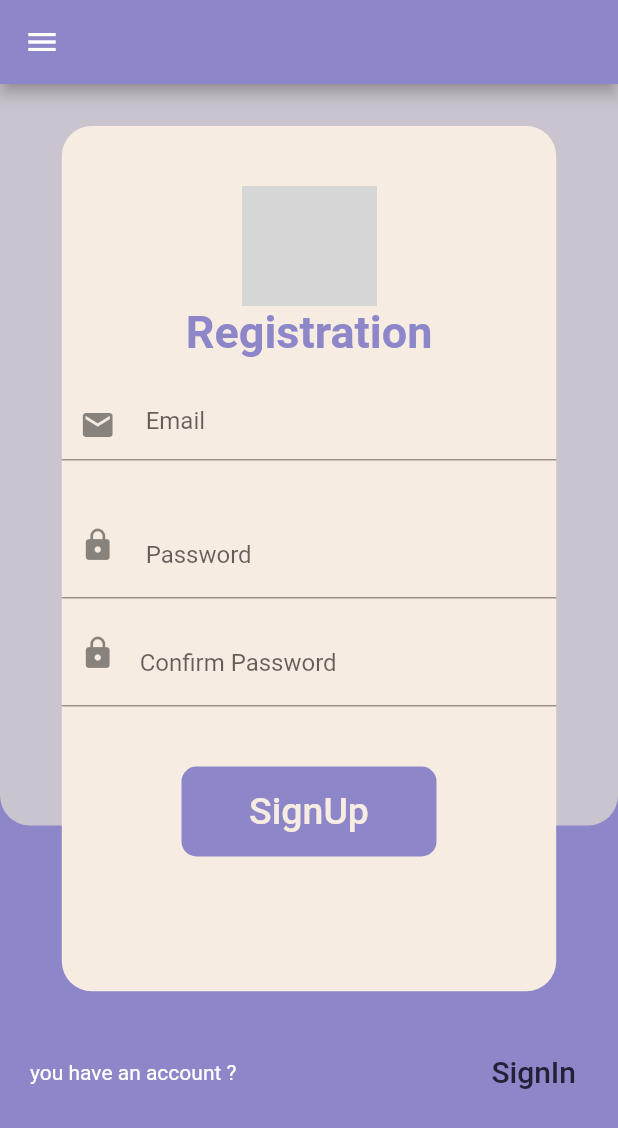
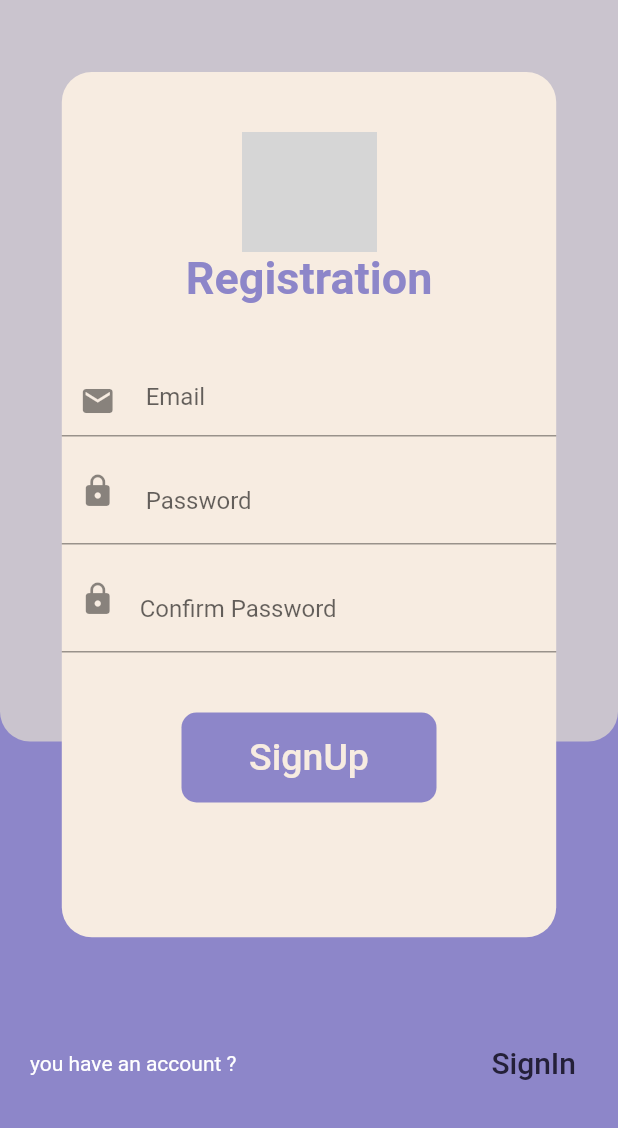
Before and after one commit to Aymen-Ftita/Flutter-App, a Flutter app: the screen it shows after launch, after a tap on "Signup", on a phone screen of 412 x 824 dp. Shown: the top 1128 px of the screen. Run offline on Flutter 3.47's test engine with Material 2 defaults, Android fonts, the phone set to English and light mode, and no system bars; network calls fail; grey boxes are pictures that could not be loaded.

Commit message:
Remove appbar and drawer and fix padding

```diff
--- a/lib/pages/home_page.dart
+++ b/lib/pages/home_page.dart
@@ -10,7 +10,10 @@ class HomePage extends StatefulWidget {
 class _HomePageState extends State<HomePage> {
   @override
   Widget build(BuildContext context) {
-    return SafeArea(child: Scaffold(
+    return SafeArea(
+
+      child: Scaffold(
+
       body: Center(
 
            child:Image.network('https://encrypted-tbn0.gstatic.com/images?q=tbn:ANd9GcTWQWe7j9kg5TF1kdp8btUiHlS0M69Ru7ufQw&usqp=CAU',width: 300,height: 150,),
--- a/lib/pages/reset_password.dart
+++ b/lib/pages/reset_password.dart
@@ -17,8 +17,6 @@ class _ResetPassState extends State<ResetPass> {
   @override
   Widget build(BuildContext context) {
     return Scaffold(
-      appBar: AppBar(backgroundColor:Color(0xFF8d86c9) ),
-      drawer: Drawer(),
       backgroundColor: Color(0xFF8d86c9),
       body:Stack(
         children: [
@@ -42,7 +40,7 @@ class _ResetPassState extends State<ResetPass> {
                   children: [
 
                     Padding(
-                      padding: const EdgeInsets.only(top: 20,left: 12,right: 12),
+                      padding: const EdgeInsets.only(top: 40,left: 12,right: 12),
                       child: Container(
                         width: MediaQuery.of(context).size.height * 0.4,
                         height: MediaQuery.of(context).size.height * 0.7,
@@ -120,7 +118,7 @@ class _ResetPassState extends State<ResetPass> {
 
                     // ignore: prefer_const_constructors
                     Padding(
-                      padding:const EdgeInsets.only(top: 30,left: 12,right: 12,),
+                      padding:const EdgeInsets.only(top: 60,left: 12,right: 12,),
                       child: Row(
                         mainAxisAlignment:MainAxisAlignment.spaceBetween ,
                         children:[
--- a/lib/pages/signin.dart
+++ b/lib/pages/signin.dart
@@ -17,8 +17,9 @@ class _SigninState extends State<Signin> {
   @override
   Widget build(BuildContext context) {
     return  Scaffold(
-      appBar: AppBar(backgroundColor:Color(0xFF8d86c9) ,),
-      drawer: Drawer(),
+      resizeToAvoidBottomInset: false,
+
+
       backgroundColor: Color(0xFF8d86c9),
       body:Stack(
         children: [
@@ -42,7 +43,7 @@ class _SigninState extends State<Signin> {
                   children: [
 
                     Padding(
-                      padding: const EdgeInsets.only(top: 20,left: 12,right: 12),
+                      padding: const EdgeInsets.only(top: 40,left: 12,right: 12),
                       child: Container(
                         width: MediaQuery.of(context).size.height * 0.4,
                         height: MediaQuery.of(context).size.height * 0.7,
@@ -134,7 +135,7 @@ class _SigninState extends State<Signin> {
 
                     // ignore: prefer_const_constructors
                     Padding(
-                      padding:const EdgeInsets.only(top: 30,left: 12,right: 12,),
+                      padding:const EdgeInsets.only(top: 60,left: 12,right: 12,),
                       child: Row(
                         mainAxisAlignment:MainAxisAlignment.spaceBetween ,
                         children:[
--- a/lib/pages/signup.dart
+++ b/lib/pages/signup.dart
@@ -22,10 +22,11 @@ class _signupState extends State<signup> {
   TextEditingController _pass2 = TextEditingController();
   @override
   Widget build(BuildContext context) {
-    return Scaffold(
-      body: Scaffold(
-      appBar: AppBar(backgroundColor:Color(0xFF8d86c9)),
-      drawer: Drawer(),
+    return
+
+      Scaffold(
+      resizeToAvoidBottomInset: false,
+
       backgroundColor: Color(0xFF8d86c9),
       body:Stack(
         children: [
@@ -49,7 +50,7 @@ class _signupState extends State<signup> {
                   children: [
 
                     Padding(
-                      padding: const EdgeInsets.only(top: 20,left: 12,right: 12),
+                      padding: const EdgeInsets.only(top: 40,left: 12,right: 12),
                       child: Container(
                         width: MediaQuery.of(context).size.height * 0.4,
                         height: MediaQuery.of(context).size.height * 0.7,
@@ -71,7 +72,7 @@ class _signupState extends State<signup> {
                                 ),
                               ),
 
-                            SizedBox(height: 20,),
+                            SizedBox(height: 40,),
 
 
                             TextField(
@@ -84,7 +85,7 @@ class _signupState extends State<signup> {
                               ),
                             ),
 
-                            SizedBox(height: 20,),
+
 
 
 
@@ -178,7 +179,7 @@ class _signupState extends State<signup> {
 
                     // ignore: prefer_const_constructors
                     Padding(
-                      padding:const EdgeInsets.only(top: 30,left: 12,right: 12,),
+                      padding:const EdgeInsets.only(top: 60,left: 12,right: 12,),
                       child: Row(
                         mainAxisAlignment:MainAxisAlignment.spaceBetween ,
                         children:[
@@ -203,6 +204,6 @@ class _signupState extends State<signup> {
 
       )],
       ) ,
-    ));
+    );
   }
 }
```
Also changed, not shown: lib/pages/test.dart (added, +21 -0 lines).
